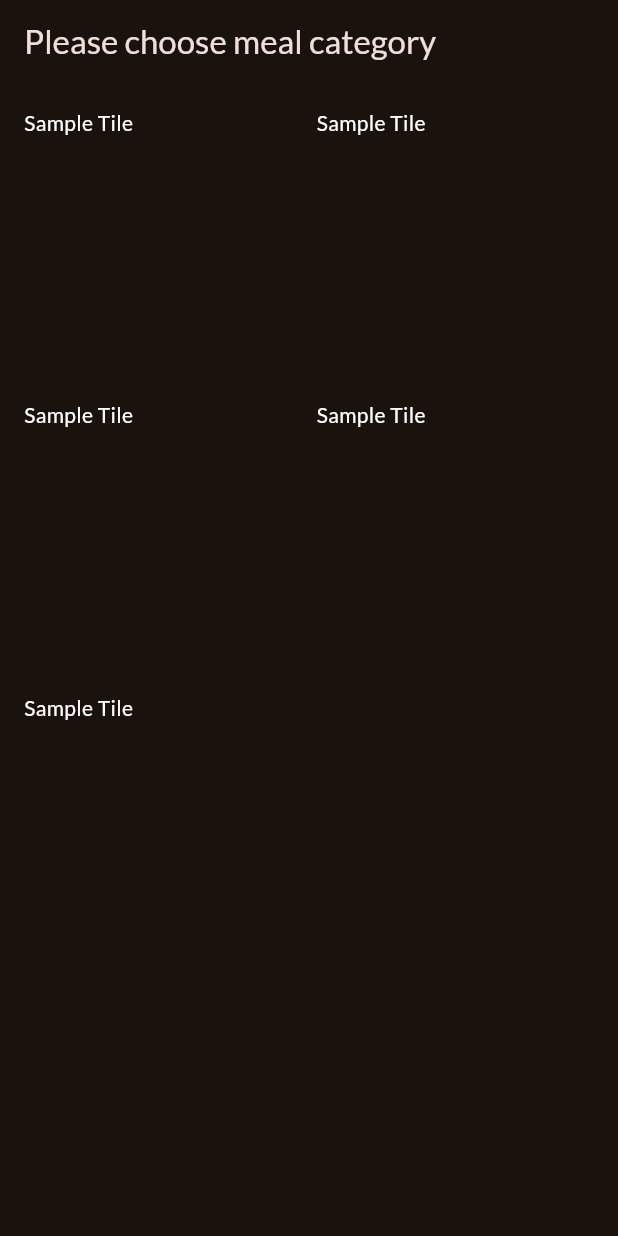
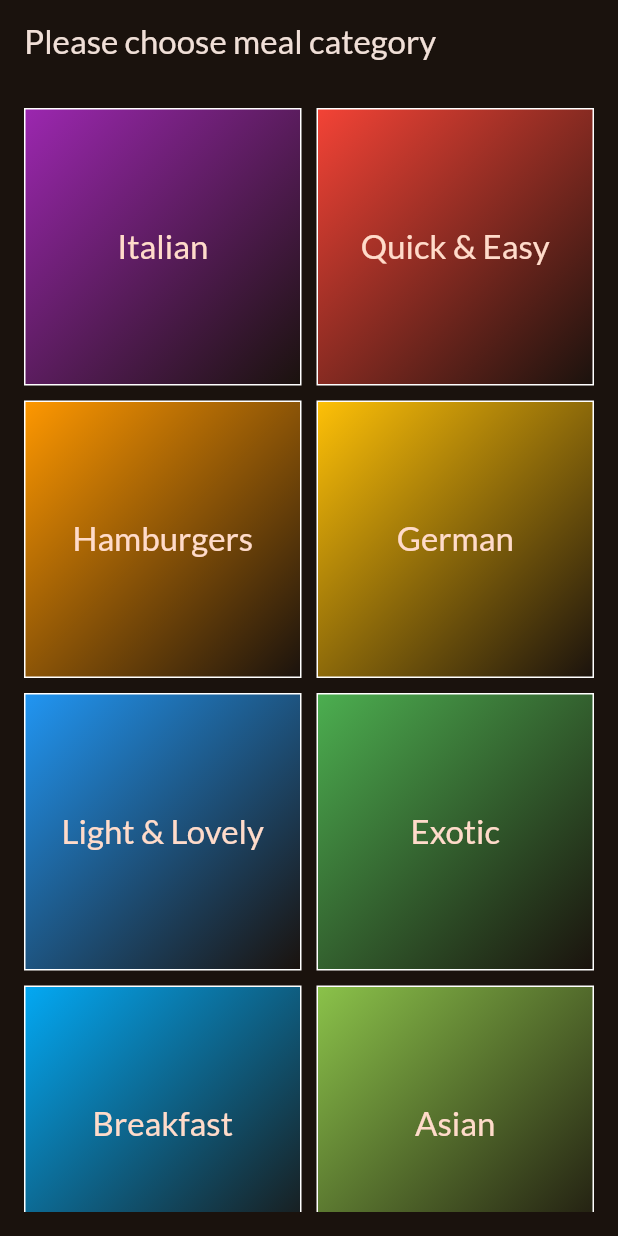
Before and after one commit to kaushalbundel/flutter_meals_app, a Flutter app: the screen it shows after launch, on a phone screen of 412 x 824 dp. Run offline on Flutter 3.47's test engine with Material 3 defaults, Android fonts, the phone set to English and light mode, and no system bars; our stand-ins replace google_fonts.

Commit message:
grid tiles created

```diff
--- a/lib/screens/catagories.dart
+++ b/lib/screens/catagories.dart
@@ -5,6 +5,8 @@
 */
 
 import 'package:flutter/material.dart';
+import 'package:meals/data/dummy_data.dart';
+import 'package:meals/widgets/category_grid_widget.dart';
 
 class CategoriesScreen extends StatelessWidget {
   const CategoriesScreen({super.key});
@@ -22,11 +24,8 @@ class CategoriesScreen extends StatelessWidget {
             mainAxisSpacing: 10,
           ),
           children: [
-            const Text("Sample Tile", style: TextStyle(color: Colors.white)),
-            const Text("Sample Tile", style: TextStyle(color: Colors.white)),
-            const Text("Sample Tile", style: TextStyle(color: Colors.white)),
-            const Text("Sample Tile", style: TextStyle(color: Colors.white)),
-            const Text("Sample Tile", style: TextStyle(color: Colors.white)),
+            for (final category in availableCategories)
+              CategoryGridWidget(category: category),
           ],
         ),
       ),
--- a/lib/widgets/category_grid_widget.dart
+++ b/lib/widgets/category_grid_widget.dart
@@ -10,8 +10,24 @@ class CategoryGridWidget extends StatelessWidget {
 
   @override
   Widget build(BuildContext context) {
-    // TODO: implement build
-    // the widget should be made tappable
-    throw UnimplementedError();
+    return Container(
+      decoration: BoxDecoration(
+        gradient: LinearGradient(
+          colors: [category.color, category.color.withAlpha(0)],
+          begin: AlignmentGeometry.topLeft,
+          end: AlignmentGeometry.bottomRight,
+        ),
+        border: BoxBorder.all(color: Colors.white),
+      ),
+      child: Center(
+        child: Text(
+          category.title,
+          style: Theme.of(context).textTheme.titleLarge!.copyWith(
+            color: Theme.of(context).colorScheme.onPrimaryContainer,
+          ),
+          textAlign: TextAlign.center,
+        ),
+      ),
+    );
   }
 }
```
Also changed, not shown: pubspec.lock, 1 other file.
